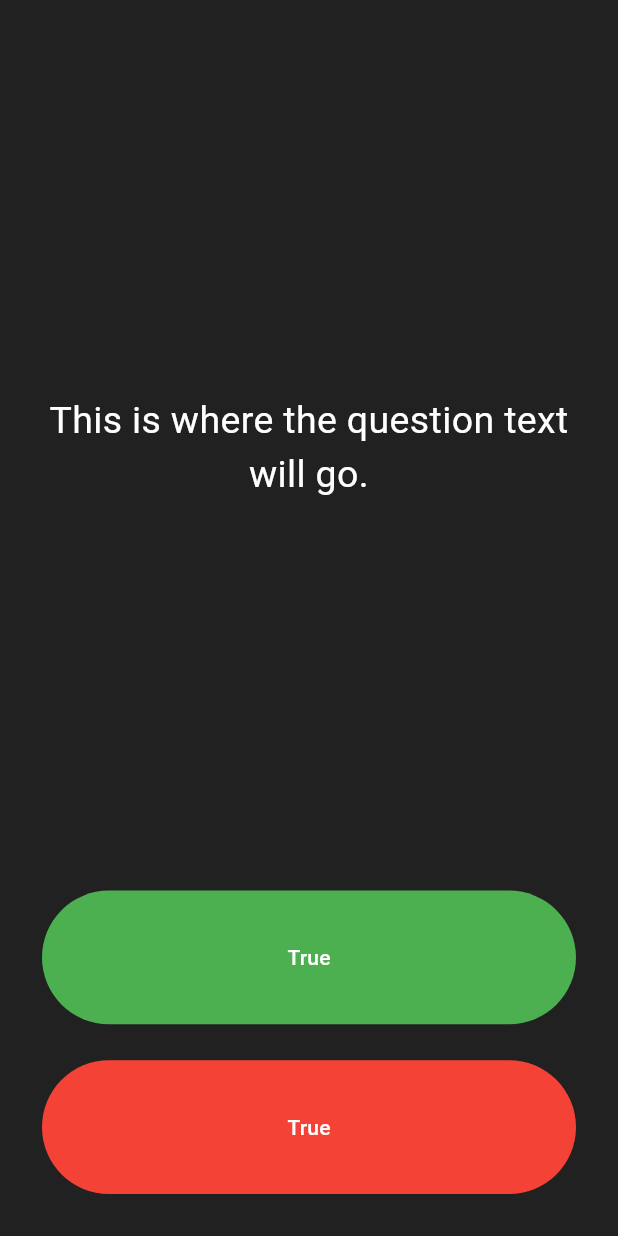
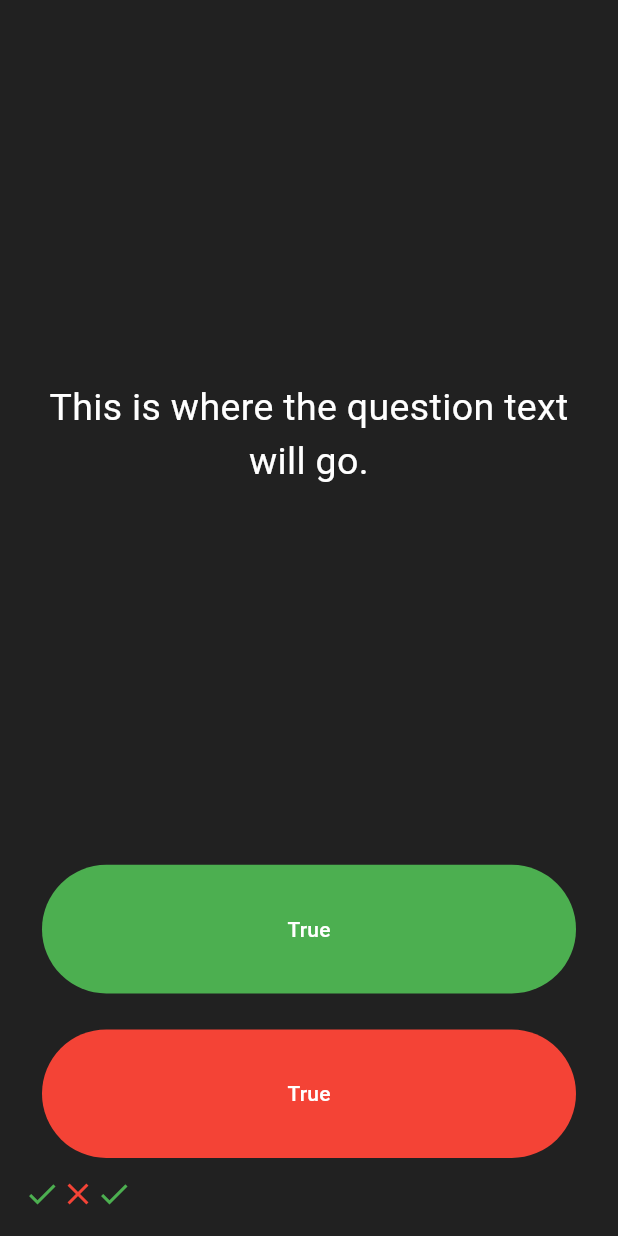
Before and after one commit to infosabbir/quizzler, a Flutter app: the screen it shows after launch, after a tap on "True", on a phone screen of 412 x 824 dp. Run offline on Flutter 3.47's test engine with Material 3 defaults, Android fonts, the phone set to English and light mode, and no system bars.

Commit message:
Building a score Keeper

```diff
--- a/lib/main.dart
+++ b/lib/main.dart
@@ -31,6 +31,16 @@ class QuizPage extends StatefulWidget {
 }
 
 class _QuizPageState extends State<QuizPage> {
+  List<Icon> scoreKepper = [
+    Icon(
+      Icons.check,
+      color: Colors.green,
+    ),
+    Icon(
+      Icons.close,
+      color: Colors.red,
+    ),
+  ];
   @override
   Widget build(BuildContext context) {
     return Column(
@@ -53,7 +63,16 @@ class _QuizPageState extends State<QuizPage> {
           child: Padding(
             padding: const EdgeInsets.all(12.0),
             child: TextButton(
-              onPressed: () {},
+              onPressed: () {
+                setState(() {
+                  scoreKepper.add(
+                    Icon(
+                      Icons.check,
+                      color: Colors.green,
+                    ),
+                  );
+                });
+              },
               style: TextButton.styleFrom(
                 backgroundColor: Colors.green,
                 foregroundColor: Colors.white,
@@ -75,6 +94,9 @@ class _QuizPageState extends State<QuizPage> {
             ),
           ),
         ),
+        Row(
+          children: scoreKepper,
+        )
       ],
     );
   }
```
